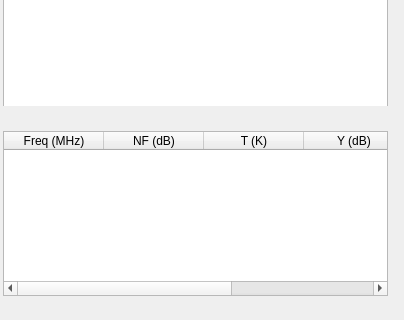
The window that plugins/channelrx/noisefigure/noisefiguregui.ui (f4exb/sdrangel) describes before a commit, drawn with Qt 5; both pictures show x 0 to 404 and y 322 to 642 of the 404 by 642 pixel window.
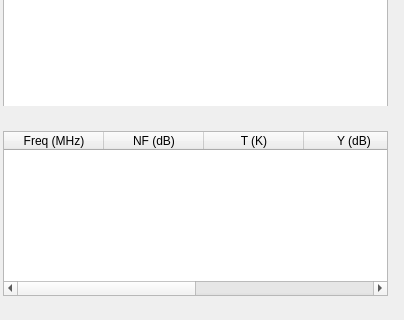
The same window after the commit. Icons and pictures are not drawn. Custom widgets are drawn as their Qt base class.

Commit message: Add support for linear interpolation, which can be more accurate if there's a sharp knee in the curve. Add support for displaying noise floor in results table.

```diff
--- a/plugins/channelrx/noisefigure/noisefiguregui.ui
+++ b/plugins/channelrx/noisefigure/noisefiguregui.ui
@@ -696,6 +696,14 @@
         <string>Excess noise ratio of the noise source in dB</string>
        </property>
       </column>
+      <column>
+       <property name="text">
+        <string>Floor (dBm)</string>
+       </property>
+       <property name="toolTip">
+        <string>Noise floor in dBm for 1Hz bandwidth at 290K</string>
+       </property>
+      </column>
      </widget>
     </item>
    </layout>
```
Left out of the diff: 10 changed lines with no effect on the pictures. The commit also changes 14 other files.
